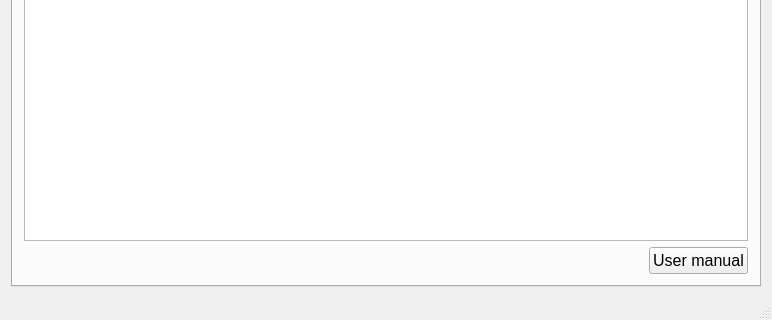
First picture: the form in mainwindow.ui, repository athenabjorg/sacr, before the edit; both pictures show x 0 to 772 and y 287 to 607 of the 772 by 607 pixel window.
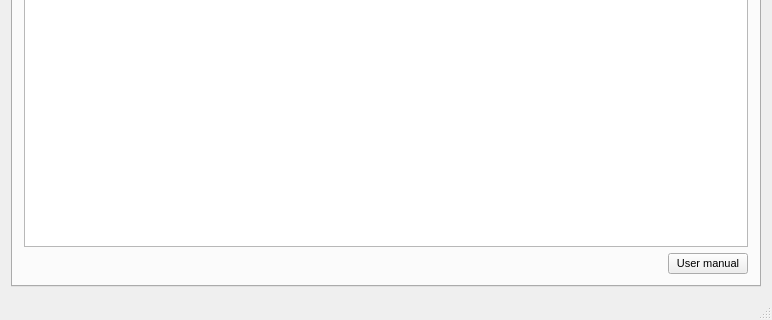
Second picture: the form after the edit. Icons and pictures are not drawn.

The edit to the form file:
```diff
--- a/mainwindow.ui
+++ b/mainwindow.ui
@@ -294,7 +294,12 @@
            </spacer>
           </item>
           <item>
-           <widget class="QPushButton" name="pushButton">
+           <widget class="QPushButton" name="userManualButton">
+            <property name="font">
+             <font>
+              <pointsize>8</pointsize>
+             </font>
+            </property>
             <property name="text">
              <string>User manual</string>
             </property>
```
